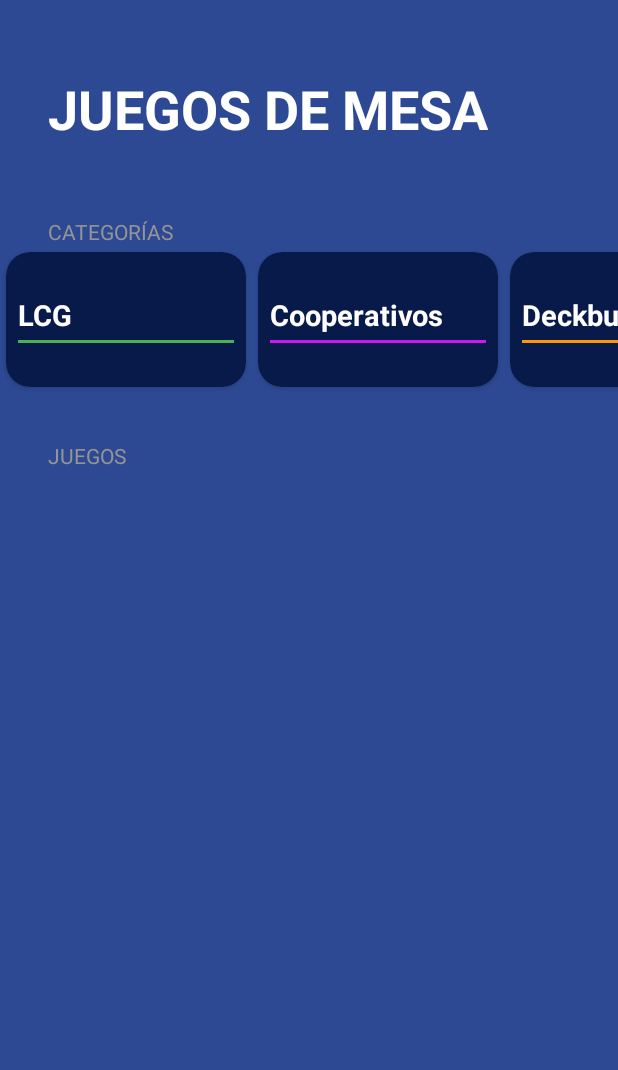
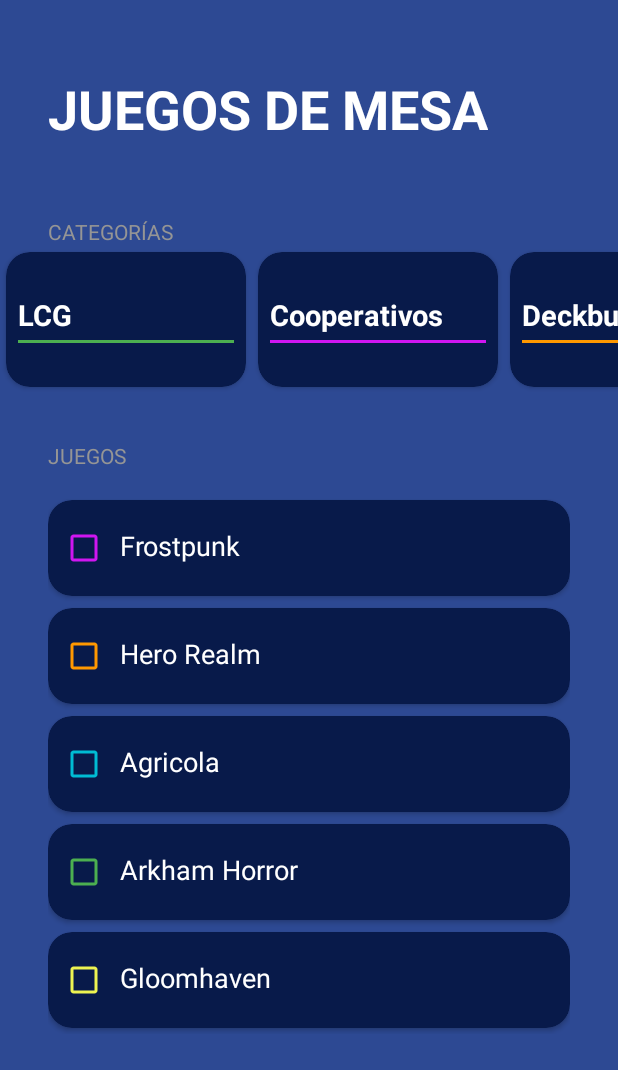
Before and after one commit to rubenmanero/daigualApps, an Android app: the BoardgamesActivity screen opened directly, with no data from a screen before it, on a phone screen of 412 x 824 dp. Shown: the top 1070 px of the screen. Run offline under Robolectric (Android 15) with nearby library versions, the phone set to English and light mode, and no system bars.

```diff
--- a/app/src/main/java/com/ruben/daigualapps/BoardgamesApp/BoardgamesActivity.kt
+++ b/app/src/main/java/com/ruben/daigualapps/BoardgamesApp/BoardgamesActivity.kt
@@ -18,6 +18,14 @@ class BoardgamesActivity : AppCompatActivity() {
         Deckbuilding,
         Euro,
         Legacy
+    )
+
+    private val games = listOf(
+        Game("Frostpunk", Cooperative),
+        Game("Hero Realm", Deckbuilding),
+        Game("Agricola", Euro),
+        Game("Arkham Horror", LCG),
+        Game("Gloomhaven", Legacy)
     )
 
     private lateinit var rvCategories: RecyclerView
@@ -44,6 +52,8 @@ class BoardgamesActivity : AppCompatActivity() {
         rvCategories.adapter = categoriesAdapter
 
         gamesAdapter = GamesAdapter(games)
+        rvGames.layoutManager = LinearLayoutManager(this, LinearLayoutManager.VERTICAL, false)
+        rvGames.adapter = gamesAdapter
     }
 
     private fun initComponents() {
--- /dev/null
+++ b/app/src/main/java/com/ruben/daigualapps/BoardgamesApp/GamesAdapter.kt
@@ -0,0 +1,20 @@
+package com.ruben.daigualapps.BoardgamesApp
+
+import android.view.LayoutInflater
+import android.view.ViewGroup
+import androidx.recyclerview.widget.RecyclerView
+import com.ruben.daigualapps.R
+
+class GamesAdapter (private val games: List<Game>) : RecyclerView.Adapter<GamesViewHolder>() {
+
+    override fun onCreateViewHolder(parent: ViewGroup, viewType: Int): GamesViewHolder {
+        val view = LayoutInflater.from(parent.context).inflate(R.layout.item_game,parent,false)
+        return GamesViewHolder(view)
+    }
+
+    override fun onBindViewHolder(holder: GamesViewHolder, position: Int) {
+        holder.render(games[position])
+    }
+
+    override fun getItemCount() = games.size
+}
--- /dev/null
+++ b/app/src/main/java/com/ruben/daigualapps/BoardgamesApp/GamesViewHolder.kt
@@ -0,0 +1,28 @@
+package com.ruben.daigualapps.BoardgamesApp
+
+import android.content.res.ColorStateList
+import android.view.View
+import android.widget.CheckBox
+import android.widget.TextView
+import androidx.core.content.ContextCompat
+import androidx.recyclerview.widget.RecyclerView
+import com.ruben.daigualapps.R
+
+class GamesViewHolder (view: View) : RecyclerView.ViewHolder(view) {
+    val tvGame = view.findViewById<TextView>(R.id.tvGame)
+    val cbGame = view.findViewById<CheckBox>(R.id. cbGame)
+
+    fun render(game: Game) {
+        tvGame.text = game.name
+
+        val color = when(game.category){
+            GameCategory.Cooperative -> R.color.bgapp_cooperative_category
+            GameCategory.Deckbuilding -> R.color.bgapp_deckbuilding_category
+            GameCategory.Euro -> R.color.bgapp_euro_category
+            GameCategory.LCG -> R.color.bgapp_lcg_category
+            GameCategory.Legacy -> R.color.bgapp_legacy_category
+        }
+
+        cbGame.buttonTintList = ColorStateList.valueOf(ContextCompat.getColor(cbGame.context, color))
+    }
+}
```
